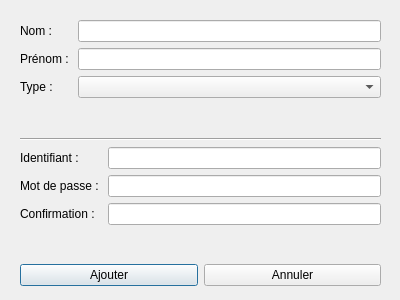
First picture: the form in AddStaffForm.ui, repository Kurond/Projet_Qt, before the edit.
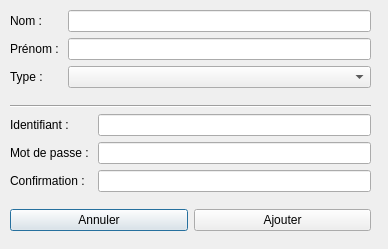
Second picture: the form after the edit.

```diff
--- a/AddStaffForm.ui
+++ b/AddStaffForm.ui
@@ -6,8 +6,8 @@
    <rect>
     <x>0</x>
     <y>0</y>
-    <width>400</width>
-    <height>300</height>
+    <width>388</width>
+    <height>249</height>
    </rect>
   </property>
   <property name="windowTitle">
@@ -16,10 +16,10 @@
   <widget class="QWidget" name="verticalLayoutWidget">
    <property name="geometry">
     <rect>
-     <x>20</x>
-     <y>20</y>
+     <x>10</x>
+     <y>10</y>
      <width>361</width>
-     <height>266</height>
+     <height>221</height>
     </rect>
    </property>
    <layout class="QVBoxLayout" name="verticalLayout">
@@ -100,13 +100,6 @@
     </item>
     <item>
      <layout class="QHBoxLayout" name="horizontalLayout_2">
-      <item>
-       <widget class="QPushButton" name="addPushButton">
-        <property name="text">
-         <string>Ajouter</string>
-        </property>
-       </widget>
-      </item>
       <item>
        <widget class="QPushButton" name="cancelPushButton">
         <property name="text">
@@ -114,6 +107,13 @@
         </property>
        </widget>
       </item>
+      <item>
+       <widget class="QPushButton" name="addPushButton">
+        <property name="text">
+         <string>Ajouter</string>
+        </property>
+       </widget>
+      </item>
      </layout>
     </item>
    </layout>
```
